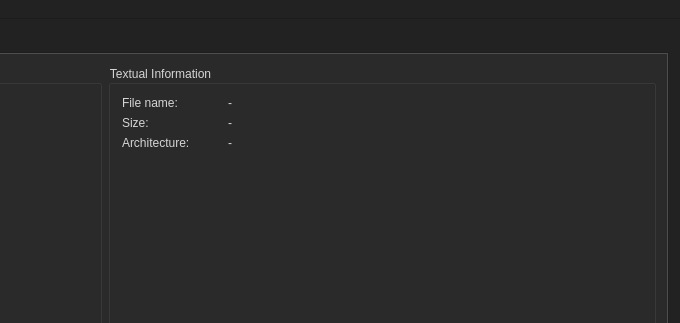
Before: the Qt Designer form Relooker/mainwindow.ui in Mixbo-zz/relooker, drawn with Qt 5; both pictures show x 470 to 1150 and y 0 to 323 of the 1150 by 650 pixel window.
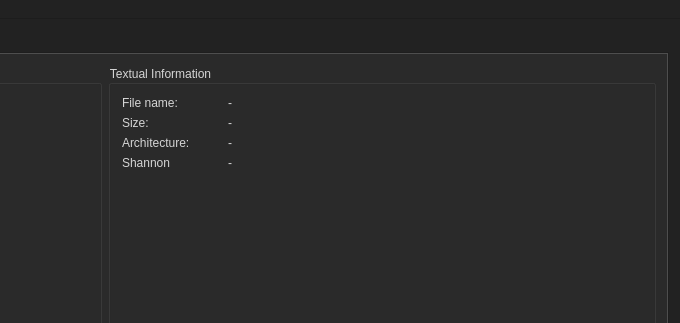
After: the same form once the commit is applied. The open tabs and pages were chosen to show the change. Custom widgets are drawn as their Qt base class.

Commit message: Global Shannon Entropy

```diff
--- a/Relooker/mainwindow.ui
+++ b/Relooker/mainwindow.ui
@@ -4221,6 +4221,380 @@
                </item>
               </layout>
              </item>
+             <item>
+              <layout class="QHBoxLayout" name="horizontalLayout_17">
+               <item>
+                <widget class="QLabel" name="labelShannonTag">
+                 <property name="minimumSize">
+                  <size>
+                   <width>100</width>
+                   <height>0</height>
+                  </size>
+                 </property>
+                 <property name="maximumSize">
+                  <size>
+                   <width>100</width>
+                   <height>16777215</height>
+                  </size>
+                 </property>
+                 <property name="palette">
+                  <palette>
+                   <active>
+                    <colorrole role="WindowText">
+                     <brush brushstyle="SolidPattern">
+                      <color alpha="255">
+                       <red>213</red>
+                       <green>213</green>
+                       <blue>213</blue>
+                      </color>
+                     </brush>
+                    </colorrole>
+                    <colorrole role="Button">
+                     <brush brushstyle="SolidPattern">
+                      <color alpha="255">
+                       <red>42</red>
+                       <green>42</green>
+                       <blue>42</blue>
+                      </color>
+                     </brush>
+                    </colorrole>
+                    <colorrole role="Text">
+                     <brush brushstyle="SolidPattern">
+                      <color alpha="255">
+                       <red>213</red>
+                       <green>213</green>
+                       <blue>213</blue>
+                      </color>
+                     </brush>
+                    </colorrole>
+                    <colorrole role="ButtonText">
+                     <brush brushstyle="SolidPattern">
+                      <color alpha="255">
+                       <red>213</red>
+                       <green>213</green>
+                       <blue>213</blue>
+                      </color>
+                     </brush>
+                    </colorrole>
+                    <colorrole role="Base">
+                     <brush brushstyle="SolidPattern">
+                      <color alpha="255">
+                       <red>42</red>
+                       <green>42</green>
+                       <blue>42</blue>
+                      </color>
+                     </brush>
+                    </colorrole>
+                    <colorrole role="Window">
+                     <brush brushstyle="SolidPattern">
+                      <color alpha="255">
+                       <red>42</red>
+                       <green>42</green>
+                       <blue>42</blue>
+                      </color>
+                     </brush>
+                    </colorrole>
+                   </active>
+                   <inactive>
+                    <colorrole role="WindowText">
+                     <brush brushstyle="SolidPattern">
+                      <color alpha="255">
+                       <red>213</red>
+                       <green>213</green>
+                       <blue>213</blue>
+                      </color>
+                     </brush>
+                    </colorrole>
+                    <colorrole role="Button">
+                     <brush brushstyle="SolidPattern">
+                      <color alpha="255">
+                       <red>42</red>
+                       <green>42</green>
+                       <blue>42</blue>
+                      </color>
+                     </brush>
+                    </colorrole>
+                    <colorrole role="Text">
+                     <brush brushstyle="SolidPattern">
+                      <color alpha="255">
+                       <red>213</red>
+                       <green>213</green>
+                       <blue>213</blue>
+                      </color>
+                     </brush>
+                    </colorrole>
+                    <colorrole role="ButtonText">
+                     <brush brushstyle="SolidPattern">
+                      <color alpha="255">
+                       <red>213</red>
+                       <green>213</green>
+                       <blue>213</blue>
+                      </color>
+                     </brush>
+                    </colorrole>
+                    <colorrole role="Base">
+                     <brush brushstyle="SolidPattern">
+                      <color alpha="255">
+                       <red>42</red>
+                       <green>42</green>
+                       <blue>42</blue>
+                      </color>
+                     </brush>
+                    </colorrole>
+                    <colorrole role="Window">
+                     <brush brushstyle="SolidPattern">
+                      <color alpha="255">
+                       <red>42</red>
+                       <green>42</green>
+                       <blue>42</blue>
+                      </color>
+                     </brush>
+                    </colorrole>
+                   </inactive>
+                   <disabled>
+                    <colorrole role="WindowText">
+                     <brush brushstyle="SolidPattern">
+                      <color alpha="255">
+                       <red>213</red>
+                       <green>213</green>
+                       <blue>213</blue>
+                      </color>
+                     </brush>
+                    </colorrole>
+                    <colorrole role="Button">
+                     <brush brushstyle="SolidPattern">
+                      <color alpha="255">
+                       <red>42</red>
+                       <green>42</green>
+                       <blue>42</blue>
+                      </color>
+                     </brush>
+                    </colorrole>
+                    <colorrole role="Text">
+                     <brush brushstyle="SolidPattern">
+                      <color alpha="255">
+                       <red>213</red>
+                       <green>213</green>
+                       <blue>213</blue>
+                      </color>
+                     </brush>
+                    </colorrole>
+                    <colorrole role="ButtonText">
+                     <brush brushstyle="SolidPattern">
+                      <color alpha="255">
+                       <red>213</red>
+                       <green>213</green>
+                       <blue>213</blue>
+                      </color>
+                     </brush>
+                    </colorrole>
+                    <colorrole role="Base">
+                     <brush brushstyle="SolidPattern">
+                      <color alpha="255">
+                       <red>42</red>
+                       <green>42</green>
+                       <blue>42</blue>
+                      </color>
+                     </brush>
+                    </colorrole>
+                    <colorrole role="Window">
+                     <brush brushstyle="SolidPattern">
+                      <color alpha="255">
+                       <red>42</red>
+                       <green>42</green>
+                       <blue>42</blue>
+                      </color>
+                     </brush>
+                    </colorrole>
+                   </disabled>
+                  </palette>
+                 </property>
+                 <property name="text">
+                  <string>Shannon</string>
+                 </property>
+                </widget>
+               </item>
+               <item>
+                <widget class="QLabel" name="labelShannonValue">
+                 <property name="palette">
+                  <palette>
+                   <active>
+                    <colorrole role="WindowText">
+                     <brush brushstyle="SolidPattern">
+                      <color alpha="255">
+                       <red>213</red>
+                       <green>213</green>
+                       <blue>213</blue>
+                      </color>
+                     </brush>
+                    </colorrole>
+                    <colorrole role="Button">
+                     <brush brushstyle="SolidPattern">
+                      <color alpha="255">
+                       <red>42</red>
+                       <green>42</green>
+                       <blue>42</blue>
+                      </color>
+                     </brush>
+                    </colorrole>
+                    <colorrole role="Text">
+                     <brush brushstyle="SolidPattern">
+                      <color alpha="255">
+                       <red>213</red>
+                       <green>213</green>
+                       <blue>213</blue>
+                      </color>
+                     </brush>
+                    </colorrole>
+                    <colorrole role="ButtonText">
+                     <brush brushstyle="SolidPattern">
+                      <color alpha="255">
+                       <red>213</red>
+                       <green>213</green>
+                       <blue>213</blue>
+                      </color>
+                     </brush>
+                    </colorrole>
+                    <colorrole role="Base">
+                     <brush brushstyle="SolidPattern">
+                      <color alpha="255">
+                       <red>42</red>
+                       <green>42</green>
+                       <blue>42</blue>
+                      </color>
+                     </brush>
+                    </colorrole>
+                    <colorrole role="Window">
+                     <brush brushstyle="SolidPattern">
+                      <color alpha="255">
+                       <red>42</red>
+                       <green>42</green>
+                       <blue>42</blue>
+                      </color>
+                     </brush>
+                    </colorrole>
+                   </active>
+                   <inactive>
+                    <colorrole role="WindowText">
+                     <brush brushstyle="SolidPattern">
+                      <color alpha="255">
+                       <red>213</red>
+                       <green>213</green>
+                       <blue>213</blue>
+                      </color>
+                     </brush>
+                    </colorrole>
+                    <colorrole role="Button">
+                     <brush brushstyle="SolidPattern">
+                      <color alpha="255">
+                       <red>42</red>
+                       <green>42</green>
+                       <blue>42</blue>
+                      </color>
+                     </brush>
+                    </colorrole>
+                    <colorrole role="Text">
+                     <brush brushstyle="SolidPattern">
+                      <color alpha="255">
+                       <red>213</red>
+                       <green>213</green>
+                       <blue>213</blue>
+                      </color>
+                     </brush>
+                    </colorrole>
+                    <colorrole role="ButtonText">
+                     <brush brushstyle="SolidPattern">
+                      <color alpha="255">
+                       <red>213</red>
+                       <green>213</green>
+                       <blue>213</blue>
+                      </color>
+                     </brush>
+                    </colorrole>
+                    <colorrole role="Base">
+                     <brush brushstyle="SolidPattern">
+                      <color alpha="255">
+                       <red>42</red>
+                       <green>42</green>
+                       <blue>42</blue>
+                      </color>
+                     </brush>
+                    </colorrole>
+                    <colorrole role="Window">
+                     <brush brushstyle="SolidPattern">
+                      <color alpha="255">
+                       <red>42</red>
+                       <green>42</green>
+                       <blue>42</blue>
+                      </color>
+                     </brush>
+                    </colorrole>
+                   </inactive>
+                   <disabled>
+                    <colorrole role="WindowText">
+                     <brush brushstyle="SolidPattern">
+                      <color alpha="255">
+                       <red>213</red>
+                       <green>213</green>
+                       <blue>213</blue>
+                      </color>
+                     </brush>
+                    </colorrole>
+                    <colorrole role="Button">
+                     <brush brushstyle="SolidPattern">
+                      <color alpha="255">
+                       <red>42</red>
+                       <green>42</green>
+                       <blue>42</blue>
+                      </color>
+                     </brush>
+                    </colorrole>
+                    <colorrole role="Text">
+                     <brush brushstyle="SolidPattern">
+                      <color alpha="255">
+                       <red>213</red>
+                       <green>213</green>
+                       <blue>213</blue>
+                      </color>
+                     </brush>
+                    </colorrole>
+                    <colorrole role="ButtonText">
+                     <brush brushstyle="SolidPattern">
+                      <color alpha="255">
+                       <red>213</red>
+                       <green>213</green>
+                       <blue>213</blue>
+                      </color>
+                     </brush>
+                    </colorrole>
+                    <colorrole role="Base">
+                     <brush brushstyle="SolidPattern">
+                      <color alpha="255">
+                       <red>42</red>
+                       <green>42</green>
+                       <blue>42</blue>
+                      </color>
+                     </brush>
+                    </colorrole>
+                    <colorrole role="Window">
+                     <brush brushstyle="SolidPattern">
+                      <color alpha="255">
+                       <red>42</red>
+                       <green>42</green>
+                       <blue>42</blue>
+                      </color>
+                     </brush>
+                    </colorrole>
+                   </disabled>
+                  </palette>
+                 </property>
+                 <property name="text">
+                  <string>-</string>
+                 </property>
+                </widget>
+               </item>
+              </layout>
+             </item>
              <item>
               <spacer name="verticalSpacer">
                <property name="orientation">
```
The commit also changes 2 other files.
